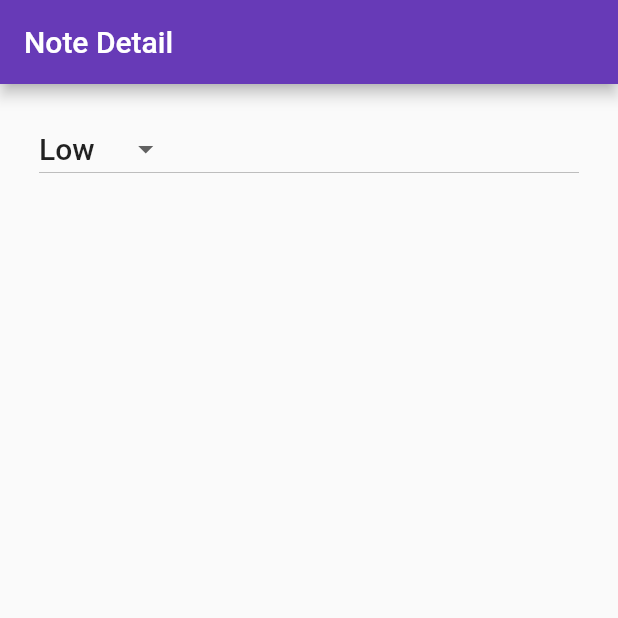
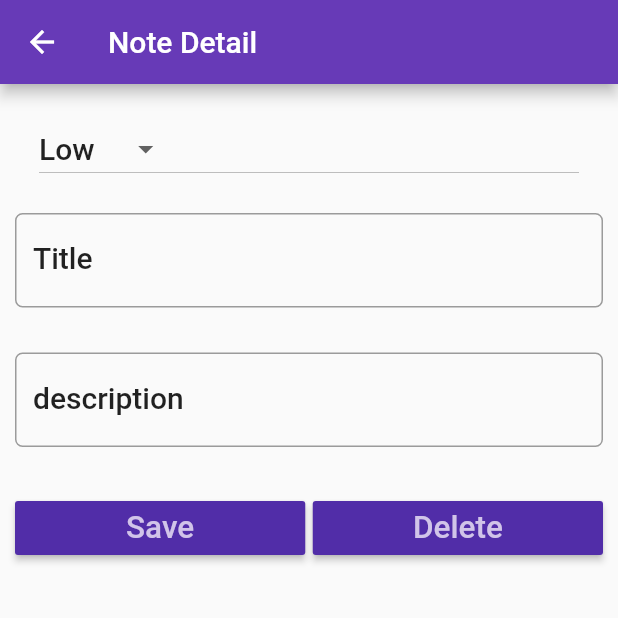
Before and after one commit to sherlockbeard/flutternotepad, a Flutter app: the NoteDetails screen opened directly, on a phone screen of 412 x 824 dp, the top half of it. Run offline on Flutter 3.47's test engine with Material 2 defaults, Android fonts, the phone set to English and light mode, and no system bars.

Commit message:
notedetails in place

```diff
--- a/lib/main.dart
+++ b/lib/main.dart
@@ -3,6 +3,7 @@ import 'package:flutter/material.dart';
 
 //my files
 import 'package:flutternotepad/notes/noteslist.dart';
+import 'package:flutternotepad/notes/notedetails.dart';
 
 void main() {
   runApp(MyApp());
@@ -15,7 +16,7 @@ class MyApp extends StatelessWidget {
       title: 'Notes',
       debugShowCheckedModeBanner: false,
       theme: ThemeData(primarySwatch: Colors.deepPurple),
-      home: NoteList(),
+      home: NoteDetails(),
           );
         }
       }
--- a/lib/notes/notedetails.dart
+++ b/lib/notes/notedetails.dart
@@ -10,6 +10,8 @@ class NoteDetails extends StatefulWidget {
 
 class NoteDetailsState extends State<NoteDetails> {
   static var _priporities = ['Height', 'Low'];
+  TextEditingController titleController = TextEditingController();
+  TextEditingController descriptionController = TextEditingController();
 
   @override
   Widget build(BuildContext context) {
@@ -18,6 +20,7 @@ class NoteDetailsState extends State<NoteDetails> {
     return Scaffold(
         appBar: AppBar(
           title: Text('Note Detail'),
+          leading: Icon(Icons.arrow_back),
         ),
         body: Padding(
           padding: EdgeInsets.only(top: 15.0, left: 10.0, right: 10.0),
@@ -35,22 +38,81 @@ class NoteDetailsState extends State<NoteDetails> {
                   value: _priporities[1],
                   onChanged: (val) {
                     setState(() {
-                      final snackBar = SnackBar(
-                        content: Text('Yay! A SnackBar!'),
-                        action: SnackBarAction(
-                          label: 'Undo',
-                          onPressed: () {
-                            // Some code to undo the change!
-                          },
-                        ),
-                      );
-
-                      // Find the Scaffold in the Widget tree and use it to show a SnackBar!
-                      Scaffold.of(context).showSnackBar(snackBar);
+                      debugPrint("User value $val");
                     });
                   },
                 ),
-              )
+              ),
+              Padding(
+                padding: EdgeInsets.only(top: 15.0, bottom: 15.0),
+                child: TextField(
+                  controller: titleController,
+                  style: textStyle,
+                  onChanged: (val) {
+                    debugPrint('Text cahnged');
+                  },
+                  decoration: InputDecoration(
+                      labelText: 'Title',
+                      labelStyle: textStyle,
+                      border: OutlineInputBorder(
+                          borderRadius: BorderRadius.circular(5.0))),
+                ),
+              ),
+              Padding(
+                padding: EdgeInsets.only(top: 15.0, bottom: 15.0),
+                child: TextField(
+                  controller: descriptionController,
+                  style: textStyle,
+                  onChanged: (val) {
+                    debugPrint('Text cahnged');
+                  },
+                  decoration: InputDecoration(
+                      labelText: 'description',
+                      labelStyle: textStyle,
+                      border: OutlineInputBorder(
+                          borderRadius: BorderRadius.circular(5.0))),
+                ),
+              ),
+              Padding(
+                padding: EdgeInsets.only(top: 15, bottom: 15),
+                child: Row(
+                  children: <Widget>[
+                    Expanded(
+                      child: RaisedButton(
+                        color: Theme.of(context).primaryColorDark,
+                        textColor: Theme.of(context).primaryColorLight,
+                        child: Text(
+                          'Save',
+                          textScaleFactor: 1.5,
+                        ),
+                        onPressed: () {
+                          setState(() {
+                            debugPrint("Save button clicked");
+                          });
+                        },
+                      ),
+                    ),
+                    Container(
+                      width: 5.0,
+                    ),
+                    Expanded(
+                      child: RaisedButton(
+                        color: Theme.of(context).primaryColorDark,
+                        textColor: Theme.of(context).primaryColorLight,
+                        child: Text(
+                          'Delete',
+                          textScaleFactor: 1.5,
+                        ),
+                        onPressed: () {
+                          setState(() {
+                            debugPrint("Delete button clicked");
+                          });
+                        },
+                      ),
+                    )
+                  ],
+                ),
+              ),
             ],
           ),
         ));
```
